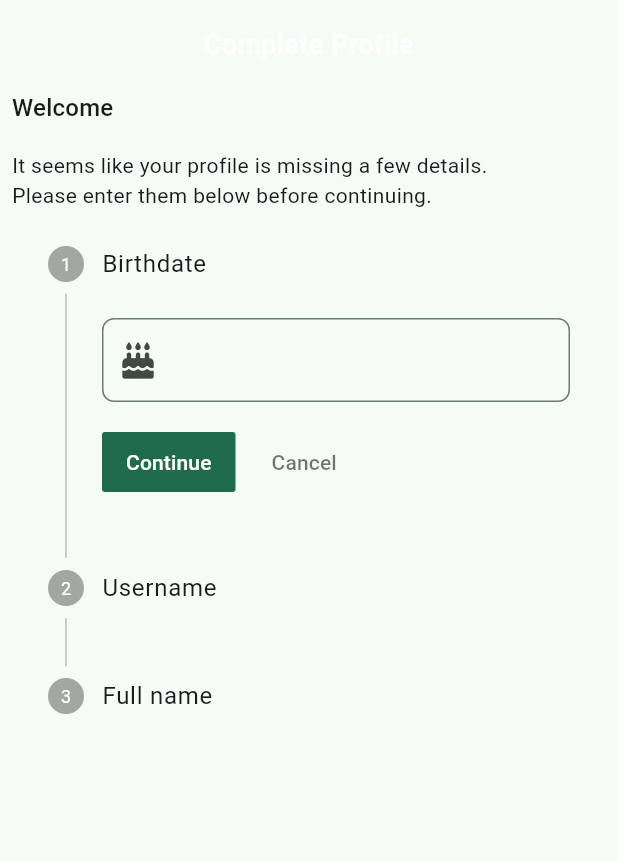
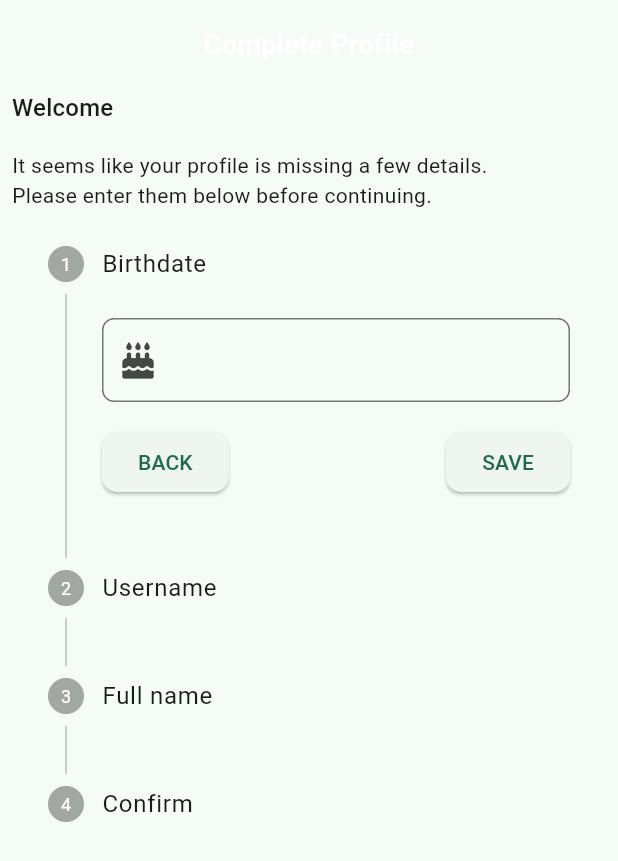
Before and after one commit to hitspot-company/hitspot, a Flutter app: the ProfileCompletionPage screen opened directly, on a phone screen of 412 x 824 dp. Shown: the top 861 px of the screen. Run offline on Flutter 3.47's test engine with Material 3 defaults, Android fonts, the phone set to English and light mode, and no system bars; drawn by our look-alikes of auto_size_text; our stand-ins replace bloc, cloud_firestore, equatable, firebase_auth, firebase_core, flutter_bloc and 7 more; missing offline and left inert: flow_builder, flutter_config; accounts and stored records are empty; statements that could not run were skipped.

Commit message:
Need to implement uploading changed profile

```diff
--- a/hitspot/lib/profile_incomplete/cubit/hs_profile_completion_state.dart
+++ b/hitspot/lib/profile_incomplete/cubit/hs_profile_completion_state.dart
@@ -7,12 +7,6 @@
     this.fullname = const Fullname.pure(),
     this.usernameAvailable = false,
     this.birthday = "",
-    // this.password = const Password.pure(),
-    // this.confirmedPassword = const ConfirmedPassword.pure(),
-    // this.status = FormzSubmissionStatus.initial,
-    // this.isValid = false,
-    // this.errorMessage,
-    // this.isPasswordVisible = false,
   });
 
   final int step;
@@ -20,12 +14,6 @@
   final Fullname fullname;
   final bool usernameAvailable;
   final String birthday;
-  // final Password password;
-  // final ConfirmedPassword confirmedPassword;
-  // final FormzSubmissionStatus status;
-  // final bool isValid;
-  // final bool isPasswordVisible;
-  // final String? errorMessage;
 
   @override
   List<Object?> get props => [
@@ -33,12 +21,7 @@
         username,
         fullname,
         birthday,
-        // password,
-        // confirmedPassword,
-        // status,
-        // isValid,
-        // errorMessage,
-        // isPasswordVisible,
+        usernameAvailable,
       ];
 
   HSProfileCompletionState copyWith({
@@ -47,26 +30,13 @@
     Fullname? fullname,
     bool? usernameAvailable,
     String? birthday,
-    // Email? email,
-    // Password? password,
-    // ConfirmedPassword? confirmedPassword,
-    // FormzSubmissionStatus? status,
-    // bool? isValid,
-    // String? errorMessage,
-    // bool? isPasswordVisible,
   }) {
     return HSProfileCompletionState(
-      step: step ?? this.step, username: username ?? this.username,
+      step: step ?? this.step,
+      username: username ?? this.username,
       fullname: fullname ?? this.fullname,
       usernameAvailable: usernameAvailable ?? this.usernameAvailable,
       birthday: birthday ?? this.birthday,
-      // email: email ?? this.email,
-      // password: password ?? this.password,
-      // confirmedPassword: confirmedPassword ?? this.confirmedPassword,
-      // status: status ?? this.status,
-      // isValid: isValid ?? this.isValid,
-      // isPasswordVisible: isPasswordVisible ?? this.isPasswordVisible,
-      // errorMessage: errorMessage ?? this.errorMessage,
     );
   }
 }
--- a/hitspot/lib/profile_incomplete/view/profile_completion_form.dart
+++ b/hitspot/lib/profile_incomplete/view/profile_completion_form.dart
@@ -1,14 +1,21 @@
+import 'package:cloud_firestore/cloud_firestore.dart';
 import 'package:flutter/material.dart';
 import 'package:flutter_bloc/flutter_bloc.dart';
 import 'package:font_awesome_flutter/font_awesome_flutter.dart';
 import 'package:gap/gap.dart';
 import 'package:hitspot/constants/hs_theme.dart';
 import 'package:hitspot/profile_incomplete/cubit/hs_profile_completion_cubit.dart';
+import 'package:hitspot/widgets/hs_button.dart';
 import 'package:hitspot/widgets/hs_textfield.dart';
 import 'package:hs_form_inputs/hs_form_inputs.dart';
 
 class ProfileCompletionForm extends StatelessWidget {
-  const ProfileCompletionForm({super.key});
+  ProfileCompletionForm({super.key});
+
+  final FocusNode birthdayNode = FocusNode();
+  final FocusNode usernameNode = FocusNode();
+  final FocusNode fullnameNode = FocusNode();
+  final FocusNode confirmNode = FocusNode();
 
   @override
   Widget build(BuildContext context) {
@@ -20,10 +27,9 @@
         return Stepper(
           currentStep: currentStep,
           onStepTapped: profileCompletionCubit.updateStep,
-          onStepContinue: () =>
-              profileCompletionCubit.updateStep(currentStep + 1),
-          onStepCancel: () =>
-              profileCompletionCubit.updateStep(currentStep - 1),
+          onStepContinue: profileCompletionCubit.onStepContinue,
+          onStepCancel: profileCompletionCubit.onStepCancel,
+          controlsBuilder: _controlsBuilder,
           steps: [
             const Step(
               title: Text("Birthdate"),
@@ -54,24 +60,54 @@
                 ],
               ),
             ),
+            Step(
+                title: const Text("Confirm"),
+                content: Align(
+                  alignment: Alignment.topLeft,
+                  child: Column(
+                    crossAxisAlignment: CrossAxisAlignment.start,
+                    children: [
+                      Text(
+                        "Your details",
+                        style: HSTheme.instance.textTheme(context).titleMedium,
+                      ),
+                      const Gap(16.0),
+                      Text(
+                        profileCompletionCubit.state.birthday
+                            .dateTimeToReadableString(),
+                      ),
+                      const Gap(16.0),
+                      Text(
+                        profileCompletionCubit.state.username.value,
+                      ),
+                      const Gap(16.0),
+                      Text(profileCompletionCubit.state.fullname.value),
+                    ],
+                  ),
+                )),
           ],
         );
       },
     );
   }
 
-  Widget? _stepIconBuilder(int itemIndex, StepState itemState) {
-    switch (itemIndex) {
-      case 0:
-        return const Icon(FontAwesomeIcons.user);
-      default:
-        return const Icon(FontAwesomeIcons.user);
-    }
+  Widget _controlsBuilder(BuildContext context, ControlsDetails details) {
+    return Padding(
+      padding: const EdgeInsets.only(top: 16.0),
+      child: Row(
+        mainAxisAlignment: MainAxisAlignment.spaceBetween,
+        children: <Widget>[
+          HSButton(onPressed: details.onStepCancel!, child: const Text('BACK')),
+          HSButton(
+              onPressed: details.onStepContinue!, child: const Text('SAVE')),
+        ],
+      ),
+    );
   }
 }
 
 class _UsernameGuidelines extends StatelessWidget {
-  const _UsernameGuidelines({super.key});
+  const _UsernameGuidelines() : super();
 
   @override
   Widget build(BuildContext context) {
@@ -121,7 +157,7 @@
 }
 
 class _BirthdayInput extends StatelessWidget {
-  const _BirthdayInput({super.key});
+  const _BirthdayInput();
 
   @override
   Widget build(BuildContext context) {
@@ -157,6 +193,8 @@
           previous.username != current.username ||
           previous.usernameAvailable != current.usernameAvailable,
       builder: (context, state) => HSTextField(
+        textInputAction: TextInputAction.next,
+        scrollPadding: const EdgeInsets.all(84.0),
         key: const Key('ProfileCompletionForm_usernameInput_textField'),
         onChanged: context.read<HSProfileCompletionCubit>().updateUsername,
         hintText: "Username",
@@ -205,8 +243,14 @@
   }
 }
 
-extension ToReadable on String {
-  String? dateTimeToReadableString() {
+extension ProfileCompletionExtensions on String {
+  String dateTimeToReadableString() {
     return toString().split(" ").elementAt(0);
   }
+
+  Timestamp? dateTimeStringToTimestamp() {
+    final DateTime date = DateTime.parse(this);
+    final Timestamp ts = Timestamp.fromDate(date);
+    return (ts);
+  }
 }
--- a/hitspot/lib/profile_incomplete/view/profile_completion_page.dart
+++ b/hitspot/lib/profile_incomplete/view/profile_completion_page.dart
@@ -49,7 +49,7 @@
           BlocProvider(
             create: (context) =>
                 HSProfileCompletionCubit(context.read<HSDatabaseRepository>()),
-            child: const ProfileCompletionForm(),
+            child: ProfileCompletionForm(),
           ),
         ],
       ),
--- /dev/null
+++ b/hitspot/lib/widgets/hs_button.dart
@@ -0,0 +1,27 @@
+import 'package:flutter/material.dart';
+
+class HSButton extends StatelessWidget {
+  const HSButton(
+      {super.key,
+      required this.child,
+      required this.onPressed,
+      this.borderRadius = 10});
+
+  final Widget child;
+  final VoidCallback onPressed;
+  final double borderRadius;
+
+  @override
+  Widget build(BuildContext context) {
+    return ElevatedButton(
+      key: key,
+      style: ElevatedButton.styleFrom(
+        shape: RoundedRectangleBorder(
+          borderRadius: BorderRadius.circular(borderRadius),
+        ),
+      ),
+      onPressed: onPressed,
+      child: child,
+    );
+  }
+}
--- a/hitspot/lib/widgets/hs_textfield.dart
+++ b/hitspot/lib/widgets/hs_textfield.dart
@@ -15,6 +15,8 @@
     this.onTap,
     this.readOnly = false,
     this.onTapPrefix,
+    this.scrollPadding = const EdgeInsets.all(20.0),
+    this.textInputAction,
   });
 
   final String? hintText;
@@ -29,10 +31,13 @@
   final VoidCallback? onTap;
   final String? errorText;
   final VoidCallback? onTapPrefix;
+  final EdgeInsets scrollPadding;
+  final TextInputAction? textInputAction;
 
   @override
   Widget build(BuildContext context) {
     return TextFormField(
+      scrollPadding: scrollPadding,
       readOnly: readOnly,
       controller: controller,
       focusNode: node,
@@ -40,6 +45,7 @@
       onChanged: onChanged,
       obscureText: obscureText,
       keyboardType: keyboardType,
+      textInputAction: textInputAction,
       onTap: onTap,
       decoration: InputDecoration(
         errorText: errorText,
--- a/hitspot/packages/hs_authentication_repository/lib/src/models/hs_user.dart
+++ b/hitspot/packages/hs_authentication_repository/lib/src/models/hs_user.dart
@@ -74,6 +74,45 @@
     );
   }
 
+  HSUser copyWith({
+    List? fcmTokens,
+    List? followers,
+    List? following,
+    List? likedSpots,
+    List? previouslySearchedUsers,
+    List? spots,
+    String? uid,
+    String? biogram,
+    String? email,
+    String? fullName,
+    String? profilePicture,
+    String? username,
+    Timestamp? birthday,
+    Timestamp? createdAt,
+    bool? emailHidden,
+    bool? isProfileCompleted,
+  }) {
+    return HSUser(
+      fcmTokens: fcmTokens ?? this.fcmTokens,
+      followers: followers ?? this.followers,
+      following: following ?? this.following,
+      likedSpots: likedSpots ?? this.likedSpots,
+      previouslySearchedUsers:
+          previouslySearchedUsers ?? this.previouslySearchedUsers,
+      spots: spots ?? this.spots,
+      uid: uid ?? this.uid,
+      biogram: biogram ?? this.biogram,
+      email: email ?? this.email,
+      fullName: fullName ?? this.fullName,
+      profilePicture: profilePicture ?? this.profilePicture,
+      username: username ?? this.username,
+      birthday: birthday ?? this.birthday,
+      createdAt: createdAt ?? this.createdAt,
+      emailHidden: emailHidden ?? this.emailHidden,
+      isProfileCompleted: isProfileCompleted ?? this.isProfileCompleted,
+    );
+  }
+
   const HSUser({
     this.uid,
     this.fcmTokens,
```
Also changed, not shown: hitspot/lib/profile_incomplete/cubit/hs_profile_completion_cubit.dart (+36 -0 lines), hitspot/packages/hs_database_repository/lib/src/hs_database_repository.dart (+8 -56 lines), hitspot/packages/hs_database_repository/lib/src/hs_database_repository_users.dart (added, +64 -0 lines).
